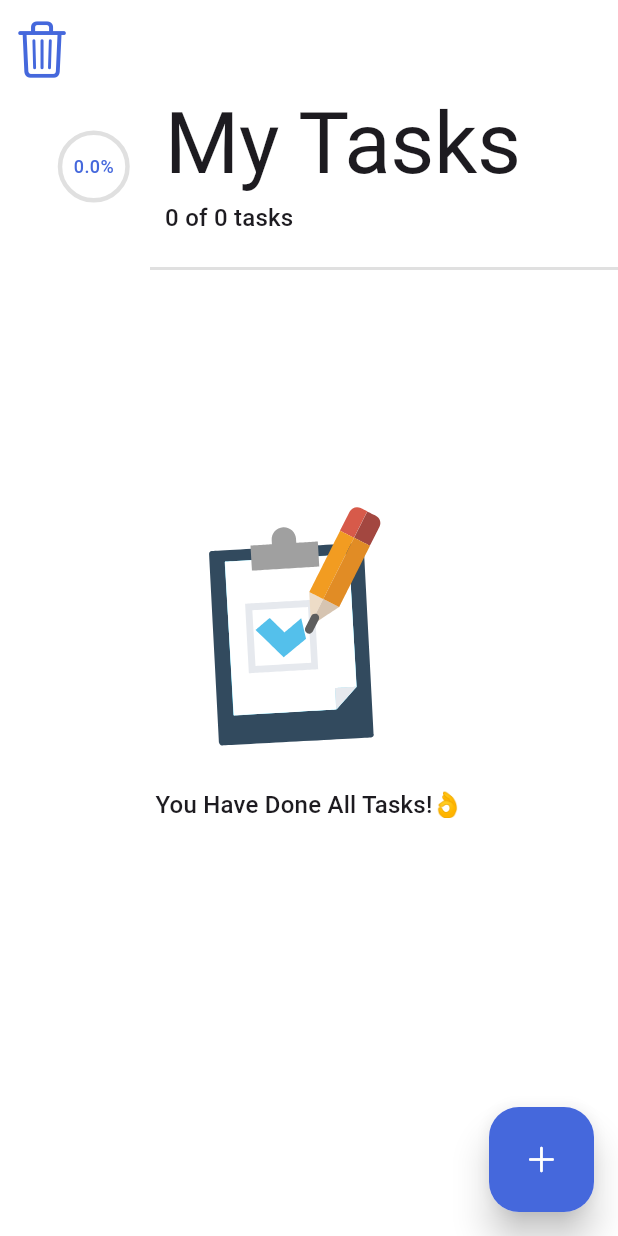
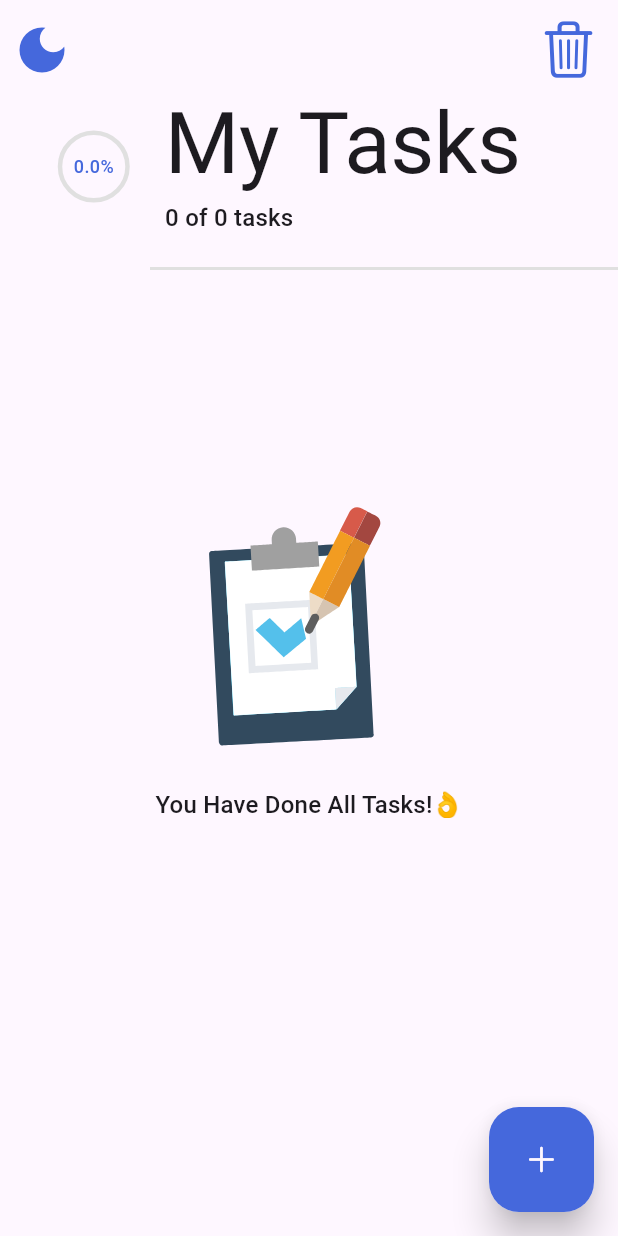
Before and after one commit to SalahFathy25/todo-App, a Flutter app: the screen it shows after launch, on a phone screen of 412 x 824 dp. Run offline on Flutter 3.47's test engine with Material 3 defaults, Android fonts, the phone set to English and light mode, and no system bars; our stand-ins replace animate_do, animated_splash_screen, bloc, flutter_bloc, hive, hive_flutter and 2 more; missing offline and left inert: ftoast, panara_dialogs; accounts and stored records are empty.

Commit message:
todo App

```diff
--- a/lib/app/home/home_view.dart
+++ b/lib/app/home/home_view.dart
@@ -33,11 +33,11 @@ class _HomeViewState extends State<HomeView> with RouteAware {
 
   @override
   Widget build(BuildContext context) {
-    return const SafeArea(
+    return  SafeArea(
       child: Scaffold(
-        backgroundColor: Colors.white,
-        floatingActionButton: Fab(),
-        body: BuildBody(),
+        backgroundColor: Theme.of(context).scaffoldBackgroundColor,
+        floatingActionButton: const Fab(),
+        body: const BuildBody(),
       ),
     );
   }
--- a/lib/app/home/widgets/build_body.dart
+++ b/lib/app/home/widgets/build_body.dart
@@ -11,13 +11,18 @@ import '../../../core/utils/strings.dart';
 import '../cubit/cubit/home_cubit.dart';
 import 'no_tasks.dart';
 
-class BuildBody extends StatelessWidget {
+class BuildBody extends StatefulWidget {
   const BuildBody({super.key});
 
   @override
+  State<BuildBody> createState() => _BuildBodyState();
+}
+
+class _BuildBodyState extends State<BuildBody> {
+  bool dark = false;
+  @override
   Widget build(BuildContext context) {
     final texttheme = Theme.of(context).textTheme;
-    const dark = false;
     return BlocBuilder<HomeCubit, HomeState>(
       builder: (context, state) {
         if (state is HomeLoading) {
@@ -44,25 +49,31 @@ class BuildBody extends StatelessWidget {
                 child: Row(
                   mainAxisAlignment: MainAxisAlignment.spaceBetween,
                   children: [
-                    // BlocBuilder<AppthemeCubit, AppThemeState>(
-                    //   builder: (context, state) {
-                    //     return IconButton(
-                    //       onPressed: () {
-                    //         if(state is LightAppTheme){
-                    //           dark == false;
-                    //           BlocProvider.of<AppthemeCubit>(context).changeTheme(ThemeState.light);
-                    //         } else {
-                    //           dark == true;
-                    //           BlocProvider.of<AppthemeCubit>(context).changeTheme(ThemeState.dark);
-                    //         }
-                    //       },
-                    //       icon: dark == true
-                    //           ? const Icon(Icons.light_mode_outlined)
-                    //           : const Icon(Icons.dark_mode),
-                    //       iconSize: 40,
-                    //     );
-                    //   },
-                    // ),
+                    BlocBuilder<AppthemeCubit, AppThemeState>(
+                      builder: (context, state) {
+                        return IconButton(
+                          onPressed: () {
+                            if (dark) {
+                              BlocProvider.of<AppthemeCubit>(context)
+                                  .changeTheme(ThemeState.light);
+                            } else {
+                              BlocProvider.of<AppthemeCubit>(context)
+                                  .changeTheme(ThemeState.dark);
+                            }
+                            setState(
+                              () {
+                                dark = !dark;
+                              },
+                            );
+                          },
+                          icon: Icon(
+                            dark ? Icons.light_mode_outlined : Icons.dark_mode,
+                            color: dark ? Colors.yellow : MyColors.primaryColor,
+                          ),
+                          iconSize: 40,
+                        );
+                      },
+                    ),
                     BlocBuilder<HomeCubit, HomeState>(
                       builder: (context, state) {
                         return IconButton(
@@ -97,7 +108,8 @@ class BuildBody extends StatelessWidget {
                           height: 45,
                           child: CircularProgressIndicator(
                             valueColor: const AlwaysStoppedAnimation(
-                                MyColors.primaryColor),
+                              MyColors.primaryColor,
+                            ),
                             color: Colors.grey.shade300,
                             strokeWidth: 3,
                             strokeCap: StrokeCap.round,
--- a/lib/app/home/widgets/fab.dart
+++ b/lib/app/home/widgets/fab.dart
@@ -36,9 +36,9 @@ class Fab extends StatelessWidget {
             color: MyColors.primaryColor,
             borderRadius: BorderRadius.circular(20),
           ),
-          child: const Icon(
+          child: Icon(
             CupertinoIcons.add,
-            color: Colors.white,
+            color: Theme.of(context).scaffoldBackgroundColor,
           ),
         ),
       ),
--- a/lib/app/tasks/task_view.dart
+++ b/lib/app/tasks/task_view.dart
@@ -37,7 +37,7 @@ class _TaskViewState extends State<TaskView> {
       child: BlocBuilder<TaskCubit, TaskState>(
         builder: (context, state) {
           return Scaffold(
-            backgroundColor: Colors.white,
+            backgroundColor: Theme.of(context).scaffoldBackgroundColor,
             appBar: const MyAppBar(),
             body: SizedBox(
               width: double.infinity,
@@ -49,7 +49,7 @@ class _TaskViewState extends State<TaskView> {
                     children: [
                       TopTextWidget(task: widget.task),
                       const BuildTextFieldAndDateTimePicker(),
-                      bottomButtons(context, taskCubit, widget.task),
+                      bottomButtons(context, taskCubit, widget.task, taskCubit.titleController!, taskCubit.subtitleController!),
                     ],
                   ),
                 ),
--- a/lib/app/tasks/widgets/custom_text_form_field.dart
+++ b/lib/app/tasks/widgets/custom_text_form_field.dart
@@ -22,11 +22,15 @@ class CustomTextFormField extends StatelessWidget {
 
   @override
   Widget build(BuildContext context) {
+    final bool isDarkMode = Theme.of(context).brightness == Brightness.dark;
     return TextFormField(
       controller: controller,
       maxLines: maxLines,
       cursorHeight: cursorHeight,
-      style: style ?? const TextStyle(color: Colors.black),
+      style: style ??
+          TextStyle(
+            color: isDarkMode ? Colors.white : Colors.black,
+          ),
       decoration: decoration ??
           InputDecoration(
             prefixIcon: prefixIcon,
--- a/lib/app/tasks/widgets/date_picker_widget.dart
+++ b/lib/app/tasks/widgets/date_picker_widget.dart
@@ -7,7 +7,7 @@ import '../cubit/task_cubit.dart';
 Widget datePickerWidget(TaskCubit taskCubit, BuildContext context) {
   return Container(
     height: 270,
-    color: Colors.white,
+    color: Theme.of(context).scaffoldBackgroundColor,
     child: Column(
       children: [
         SizedBox(
--- a/lib/app/tasks/widgets/my_app_bar.dart
+++ b/lib/app/tasks/widgets/my_app_bar.dart
@@ -7,7 +7,7 @@ class MyAppBar extends StatelessWidget implements PreferredSizeWidget {
   @override
   Widget build(BuildContext context) {
     return Container(
-      color: Colors.white,
+      color: Theme.of(context).scaffoldBackgroundColor,
       width: double.infinity,
       height: 200,
       child: Container(
--- a/lib/app/tasks/widgets/time_picker_widget.dart
+++ b/lib/app/tasks/widgets/time_picker_widget.dart
@@ -7,7 +7,7 @@ import '../cubit/task_cubit.dart';
 Widget timePickerWidget(BuildContext context, TaskCubit taskCubit) {
   return Container(
     height: 300,
-    color: Colors.white,
+    color: Theme.of(context).scaffoldBackgroundColor,
     child: Column(
       children: [
         SizedBox(
--- a/lib/main.dart
+++ b/lib/main.dart
@@ -9,9 +9,7 @@ import 'package:to_do_list_app/core/utils/constants.dart';
 import 'package:to_do_list_app/splash_screen.dart';
 
 import 'app/model/task.dart';
-import 'core/utils/theme.dart';
 
-//dark mode
 //shared preferences
 
 final RouteObserver routeObserver = RouteObserver<PageRoute>();
--- a/pubspec.yaml
+++ b/pubspec.yaml
@@ -47,6 +47,7 @@ dependencies:
   animated_splash_screen: ^1.3.0
   flutter_launcher_icons: ^0.11.0
   shared_preferences: ^2.3.3
+  showcaseview: ^3.0.0
 
 flutter_launcher_icons:
   android: true
```
Also changed, not shown: lib/app/tasks/widgets/bottom_buttons.dart (+12 -5 lines), lib/app/tasks/widgets/build_text_field_and_date_time_picker.dart (+8 -8 lines), lib/core/utils/theme.dart (+44 -33 lines), pubspec.lock.
